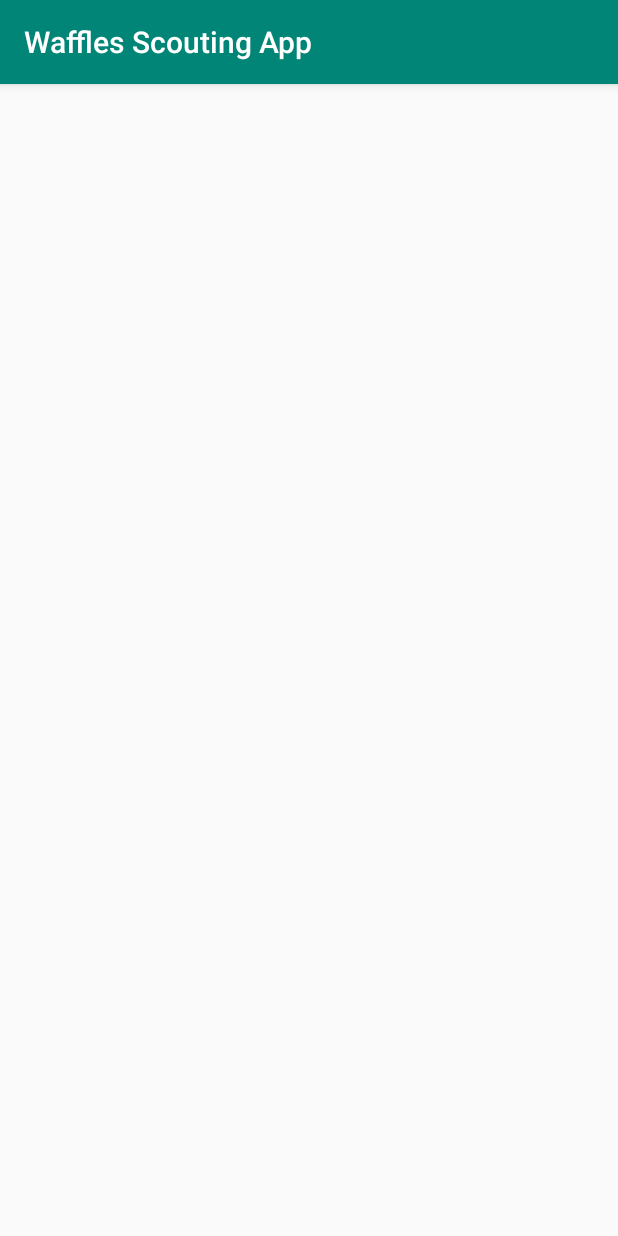
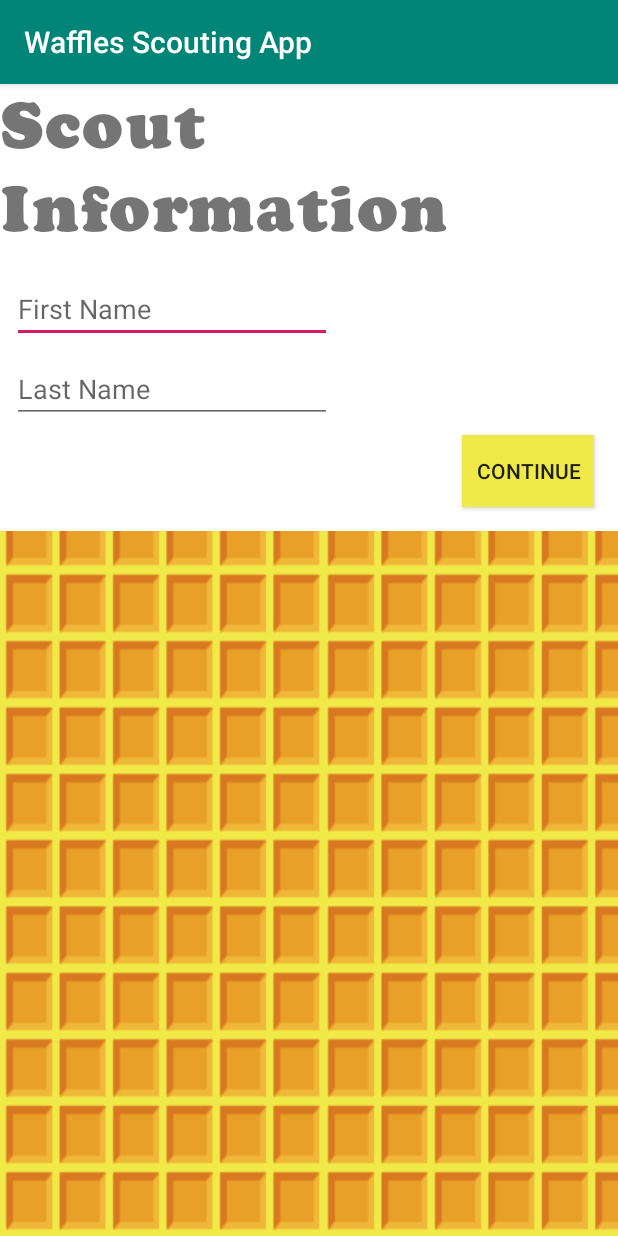
Before and after one commit to FRC-4476-WAFFLES/ScoutingApp, an Android app: the screen it shows after launch (ScoutData), after a tap on "2020", on a phone screen of 412 x 824 dp. Run offline under Robolectric (Android 15) with nearby library versions, the phone set to English and light mode, and no system bars.

Commit message:
add the scout data dispatch launcher activity

```diff
--- a/app/src/main/AndroidManifest.xml
+++ b/app/src/main/AndroidManifest.xml
@@ -16,7 +16,7 @@
         android:name=".GlobalData"
         android:theme="@style/AppTheme">
         <activity android:name=".ScoutData"></activity>
-        <activity android:name=".DeepSpace" />
+        <activity android:name=".GameId0" />
         <activity android:name=".MainActivity">
             <intent-filter>
                 <action android:name="android.intent.action.MAIN" />
--- a/app/src/main/java/com/wcr/wafflesscoutingapp/DeepSpace.java
+++ b/app/src/main/java/com/wcr/wafflesscoutingapp/GameId0.java
@@ -4,11 +4,11 @@ import androidx.appcompat.app.AppCompatActivity;
 
 import android.os.Bundle;
 
-public class DeepSpace extends AppCompatActivity {
+public class GameId0 extends AppCompatActivity {
 
     @Override
     protected void onCreate(Bundle savedInstanceState) {
         super.onCreate(savedInstanceState);
-        setContentView(R.layout.activity_deep_space);
+        setContentView(R.layout.activity_game_id_0);
     }
 }
--- a/app/src/main/java/com/wcr/wafflesscoutingapp/GlobalData.java
+++ b/app/src/main/java/com/wcr/wafflesscoutingapp/GlobalData.java
@@ -3,8 +3,8 @@ package com.wcr.wafflesscoutingapp;
 import android.app.Application;
 
 public class GlobalData extends Application {
-    private String scout_name_first;
-    private String scout_name_second;
+    private String scout_name_first = "";
+    private String scout_name_last = "";
     private int game_index;
 
     public String get_Scout_name_first() {
@@ -15,12 +15,12 @@ public class GlobalData extends Application {
         this.scout_name_first = scout_name_first;
     }
 
-    public String get_Scout_name_second() {
-        return scout_name_second;
+    public String get_Scout_name_last() {
+        return scout_name_last;
     }
 
-    public void set_Scout_name_second(String scout_name_second) {
-        this.scout_name_second = scout_name_second;
+    public void set_Scout_name_last(String scout_name_last) {
+        this.scout_name_last = scout_name_last;
     }
 
     public int get_Game_index() {
--- a/app/src/main/java/com/wcr/wafflesscoutingapp/MainActivity.java
+++ b/app/src/main/java/com/wcr/wafflesscoutingapp/MainActivity.java
@@ -2,14 +2,12 @@ package com.wcr.wafflesscoutingapp;
 
 import androidx.appcompat.app.AppCompatActivity;
 import androidx.cardview.widget.CardView;
-import androidx.core.graphics.ColorUtils;
 
 import android.content.Intent;
 import android.graphics.Color;
 import android.graphics.Typeface;
 import android.os.Bundle;
 import android.view.View;
-import android.widget.CalendarView;
 import android.widget.GridLayout;
 import android.widget.TextView;
 import android.widget.Toast;
@@ -25,13 +23,13 @@ public class MainActivity extends AppCompatActivity {
         setContentView(R.layout.activity_main);
         mainGrid = (GridLayout)findViewById(R.id.mainGrid);
         CooperBlack = Typeface.createFromAsset(this.getAssets(), "fonts/CooperFiveOpti-Black.otf");
-        TextView textView2020 = (TextView)findViewById(R.id.textView2020);
+        TextView textView2020 = (TextView)findViewById(R.id.textView0);
         textView2020.setTypeface(CooperBlack);
-        TextView textView2019 = (TextView)findViewById(R.id.textView2019);
+        TextView textView2019 = (TextView)findViewById(R.id.textView1);
         textView2019.setTypeface(CooperBlack);
-        TextView textView2018 = (TextView)findViewById(R.id.textView2018);
+        TextView textView2018 = (TextView)findViewById(R.id.textView2);
         textView2018.setTypeface(CooperBlack);
-        TextView textView2017 = (TextView)findViewById(R.id.textView2017);
+        TextView textView2017 = (TextView)findViewById(R.id.textView3);
         textView2017.setTypeface(CooperBlack);
         TextView textGrid = (TextView)findViewById(R.id.textGrid);
         textGrid.setTypeface(CooperBlack);
--- a/app/src/main/java/com/wcr/wafflesscoutingapp/ScoutData.java
+++ b/app/src/main/java/com/wcr/wafflesscoutingapp/ScoutData.java
@@ -2,13 +2,45 @@ package com.wcr.wafflesscoutingapp;
 
 import androidx.appcompat.app.AppCompatActivity;
 
+import android.content.Intent;
+import android.graphics.Typeface;
 import android.os.Bundle;
+import android.view.View;
+import android.widget.Button;
+import android.widget.EditText;
+import android.widget.TextView;
 
 public class ScoutData extends AppCompatActivity {
+    Typeface CooperBlack;
+
 
     @Override
     protected void onCreate(Bundle savedInstanceState) {
         super.onCreate(savedInstanceState);
         setContentView(R.layout.activity_scout_data);
+        CooperBlack = Typeface.createFromAsset(this.getAssets(), "fonts/CooperFiveOpti-Black.otf");
+        final GlobalData app_data = (GlobalData)getApplicationContext();
+        EditText ScoutFirstName = (EditText)findViewById(R.id.scoutFirstNameEditText);
+        EditText ScoutLastName = (EditText)findViewById(R.id.scoutLastNameEditText);
+        TextView ScoutDataTitle = (TextView)findViewById(R.id.scoutDataTitleTextView);
+        ScoutDataTitle.setTypeface(CooperBlack);
+        if(app_data.get_Scout_name_first() != ""){
+            ScoutFirstName.setText(app_data.get_Scout_name_first());
+        }
+        if(app_data.get_Scout_name_last() != ""){
+            ScoutLastName.setText(app_data.get_Scout_name_last());
+        }
+        Button continueBtn = (Button)findViewById(R.id.continueButton);
+        continueBtn.setOnClickListener(new View.OnClickListener() {
+            @Override
+            public void onClick(View view) {
+                int index = app_data.get_Game_index();
+                if(index == 0){
+                    Intent startIntent = new Intent(getApplicationContext(), GameId0.class);
+                    //show how to pass information to another activity
+                    startActivity(startIntent);
+                }
+            }
+        });
     }
 }
--- a/app/src/main/res/layout/activity_deep_space.xml
+++ b/app/src/main/res/layout/activity_game_id_0.xml
@@ -4,6 +4,6 @@
     xmlns:tools="http://schemas.android.com/tools"
     android:layout_width="match_parent"
     android:layout_height="match_parent"
-    tools:context=".DeepSpace">
+    tools:context=".GameId0">
 
 </androidx.constraintlayout.widget.ConstraintLayout>
--- a/app/src/main/res/layout/activity_scout_data.xml
+++ b/app/src/main/res/layout/activity_scout_data.xml
@@ -1,9 +1,82 @@
 <?xml version="1.0" encoding="utf-8"?>
-<androidx.constraintlayout.widget.ConstraintLayout xmlns:android="http://schemas.android.com/apk/res/android"
+<LinearLayout xmlns:android="http://schemas.android.com/apk/res/android"
     xmlns:app="http://schemas.android.com/apk/res-auto"
     xmlns:tools="http://schemas.android.com/tools"
     android:layout_width="match_parent"
     android:layout_height="match_parent"
+    android:orientation="vertical"
+    android:background="@drawable/waffle_background1280x1920_96dpi"
     tools:context=".ScoutData">
 
-</androidx.constraintlayout.widget.ConstraintLayout>
+    <androidx.cardview.widget.CardView
+        android:layout_width="match_parent"
+        android:layout_height="wrap_content"
+        tools:layout_editor_absoluteX="8dp"
+        tools:layout_editor_absoluteY="16dp"/>
+        <!--<LinearLayout-->
+            <!--android:layout_width="wrap_content"-->
+            <!--android:layout_height="wrap_content"-->
+            <!--android:layout_gravity="center_horizontal|center_vertical"-->
+            <!--android:layout_margin="16dp"-->
+            <!--android:orientation="vertical"/>-->
+
+
+        <!--</LinearLayout>-->
+    <LinearLayout
+        android:layout_width="match_parent"
+        android:layout_height="wrap_content"
+        android:layout_gravity="center_horizontal|center_vertical"
+        android:background="@android:color/white"
+        android:orientation="vertical">
+
+        <TextView
+            android:id="@+id/scoutDataTitleTextView"
+            android:layout_width="match_parent"
+            android:layout_height="match_parent"
+            android:text="Scout Information"
+            android:textSize="40sp"
+            android:textStyle="bold" />
+
+        <EditText
+            android:id="@+id/scoutFirstNameEditText"
+            android:layout_width="wrap_content"
+            android:layout_height="wrap_content"
+            android:layout_marginStart="8dp"
+            android:layout_marginTop="16dp"
+            android:layout_marginEnd="8dp"
+            android:ems="10"
+            android:hint="First Name"
+            android:inputType="textPersonName"
+            app:layout_constraintEnd_toEndOf="parent"
+            app:layout_constraintStart_toStartOf="parent"
+            app:layout_constraintTop_toTopOf="parent" />
+
+        <EditText
+            android:id="@+id/scoutLastNameEditText"
+            android:layout_width="wrap_content"
+            android:layout_height="wrap_content"
+            android:layout_marginStart="8dp"
+            android:layout_marginTop="8dp"
+            android:layout_marginEnd="8dp"
+            android:layout_marginBottom="8dp"
+            android:ems="10"
+            android:hint="Last Name"
+            android:inputType="textPersonName"
+            app:layout_constraintEnd_toEndOf="parent"
+            app:layout_constraintStart_toStartOf="parent"
+            app:layout_constraintTop_toBottomOf="@+id/scoutFirstNameEditText" />
+
+        <Button
+            android:id="@+id/continueButton"
+            android:layout_width="wrap_content"
+            android:layout_height="wrap_content"
+            android:text="Continue"
+            android:layout_marginBottom="16dp"
+            android:layout_marginLeft="308dp"
+            android:background="@color/wafflesYellow"/>
+
+    </LinearLayout>
+
+
+
+</LinearLayout>
--- a/app/src/main/res/values/colors.xml
+++ b/app/src/main/res/values/colors.xml
@@ -3,4 +3,5 @@
     <color name="colorPrimary">#008577</color>
     <color name="colorPrimaryDark">#00574B</color>
     <color name="colorAccent">#D81B60</color>
+    <color name="wafflesYellow">#f0ea48</color>
 </resources>
--- a/build.gradle
+++ b/build.gradle
@@ -7,7 +7,7 @@ buildscript {
 
     }
     dependencies {
-        classpath 'com.android.tools.build:gradle:3.4.1'
+        classpath 'com.android.tools.build:gradle:3.4.2'
 
         // NOTE: Do not place your application dependencies here; they belong
         // in the individual module build.gradle files
```
Also changed, not shown: app/src/main/res/layout/activity_main.xml (+9 -9 lines), app/src/main/res/values/strings.xml (+12 -0 lines), 1 other file.
